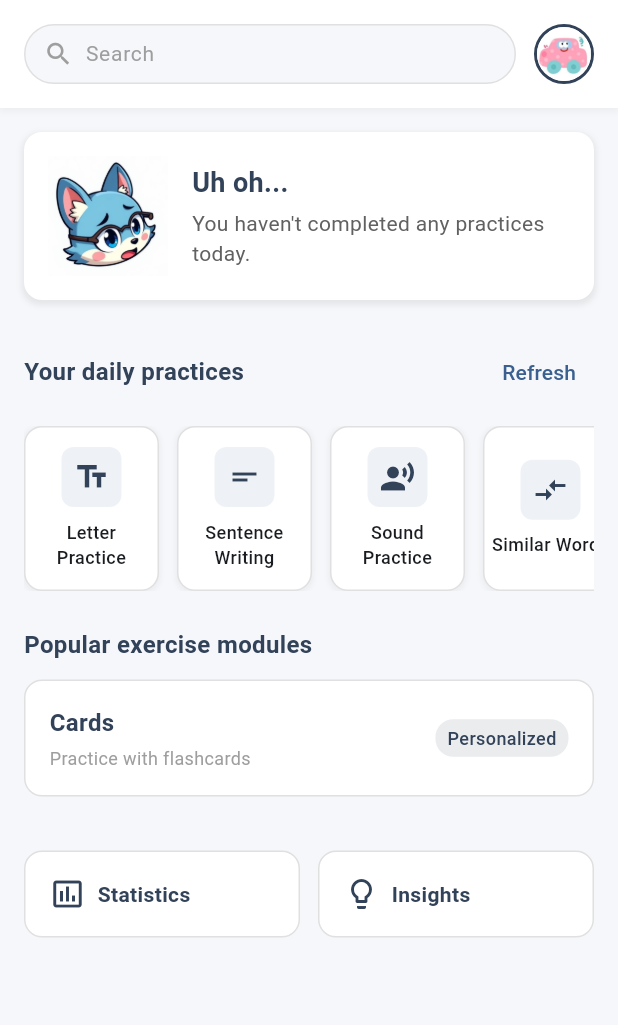
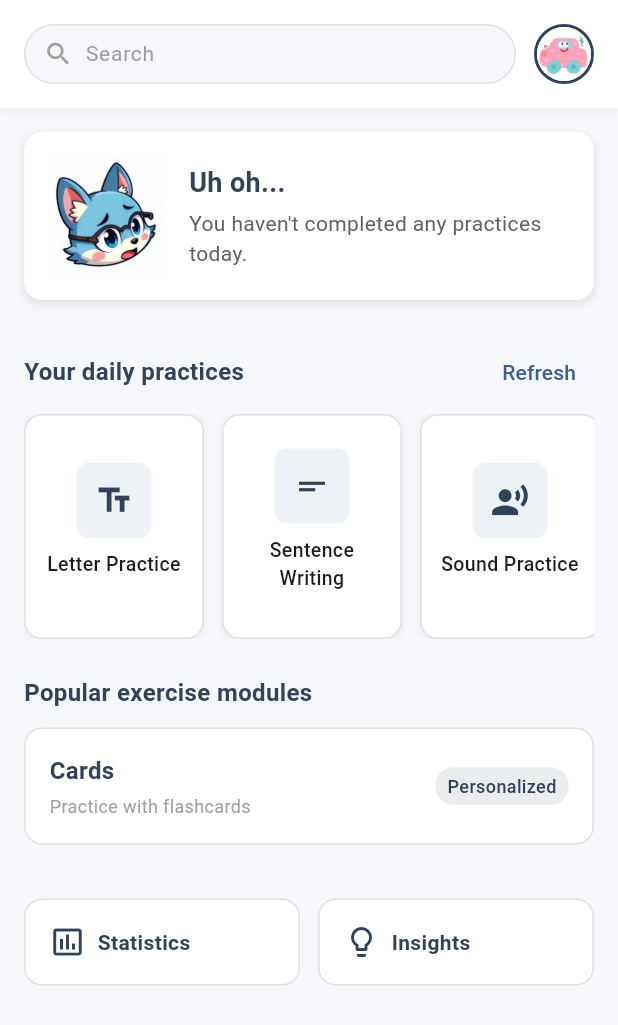
Before and after one commit to swatified/Verbix-Flutter, a Flutter app: the HomePage screen opened directly, on a phone screen of 412 x 824 dp. Shown: the top 1025 px of the screen. Run offline on Flutter 3.47's test engine with Material 3 defaults, Android fonts, the phone set to English and light mode, and no system bars; our stand-ins replace cloud_firestore, firebase_auth, firebase_core, flutter_dotenv, flutter_markdown, google_generative_ai and 3 more; missing offline and left inert: google_mlkit_text_recognition; accounts and stored records are empty; generated files the repository leaves out were written again.

Commit message:
feat: homepage ui for daily practices

```diff
--- a/lib/pages/home_page.dart
+++ b/lib/pages/home_page.dart
@@ -175,7 +175,7 @@ class _HomePageState extends State<HomePage> {
               fit: BoxFit.contain,
             ),
           ),
-          const SizedBox(width: 16),
+          const SizedBox(width: 14),
 
           // Mascot message
           Expanded(
@@ -275,11 +275,11 @@ class _HomePageState extends State<HomePage> {
           ),
         ],
       ),
-        const SizedBox(height: 12),
+      const SizedBox(height: 4),
 
-        // Practice items row
+      // Practice items row - increased height and width
       SizedBox(
-          height: 110,
+        height: 150, // Increased from 110
         child: _dailyPractices.isEmpty
             ? const Center(child: Text('No practices available'))
             : ListView.builder(
@@ -298,13 +298,15 @@ class _HomePageState extends State<HomePage> {
                       ).then((_) => _loadPracticeData()); // Refresh when returning
                     },
                     child: Container(
-                        width: 90,
+                      width: 120, // Increased from 90
                       margin: const EdgeInsets.only(right: 12),
                       decoration: BoxDecoration(
                         color: Colors.white,
                         borderRadius: BorderRadius.circular(12),
                         border: Border.all(
-                            color: const Color(0xFFE0E0E0),
+                          color: practice.completed
+                              ? Colors.green.withOpacity(0.5)
+                              : const Color(0xFFE0E0E0),
                           width: 1,
                         ),
                         boxShadow: [
@@ -320,8 +322,8 @@ class _HomePageState extends State<HomePage> {
                         mainAxisAlignment: MainAxisAlignment.center,
                         children: [
                           Container(
-                              width: 40,
-                              height: 40,
+                            width: 50, // Increased from 40
+                            height: 50, // Increased from 40
                             decoration: BoxDecoration(
                               color: const Color(0xFFEEF2F6),
                               borderRadius: BorderRadius.circular(8),
@@ -331,15 +333,16 @@ class _HomePageState extends State<HomePage> {
                               color: practice.completed
                                   ? Colors.green
                                   : const Color(0xFF324259),
+                              size: 26, // Slightly larger icon
                             ),
                           ),
-                            const SizedBox(height: 8),
+                          const SizedBox(height: 8), // Increased from 8
                           Padding(
-                              padding: const EdgeInsets.symmetric(horizontal: 4),
+                            padding: const EdgeInsets.symmetric(horizontal: 8), // Increased from 4
                             child: Text(
                               practice.title,
                               style: const TextStyle(
-                                  fontSize: 12,
+                                fontSize: 13, // Increased from 12
                                 fontWeight: FontWeight.w500,
                               ),
                               textAlign: TextAlign.center,
@@ -347,11 +350,12 @@ class _HomePageState extends State<HomePage> {
                               overflow: TextOverflow.ellipsis,
                             ),
                           ),
+                          const SizedBox(height: 8), // Added spacing
                           if (practice.completed)
                             const Icon(
                               Icons.check_circle,
                               color: Colors.green,
-                                size: 16,
+                              size: 18, // Increased from 16
                             ),
                         ],
                       ),
```
Lines whose indentation alone changed are shown as unchanged.
